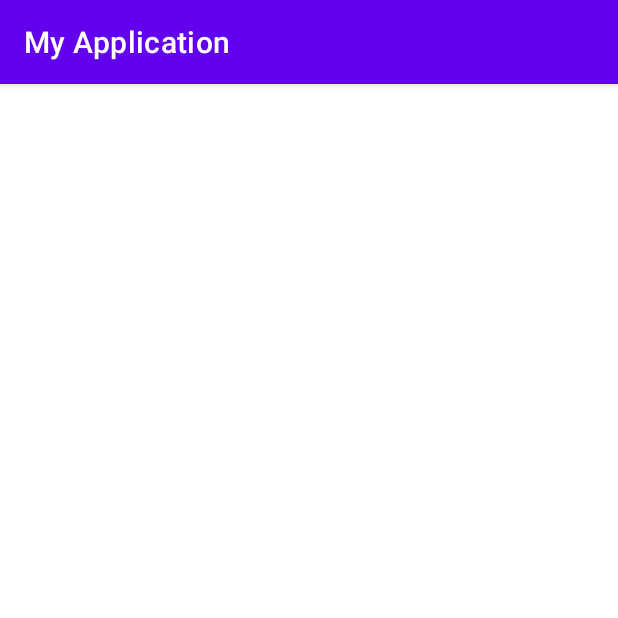
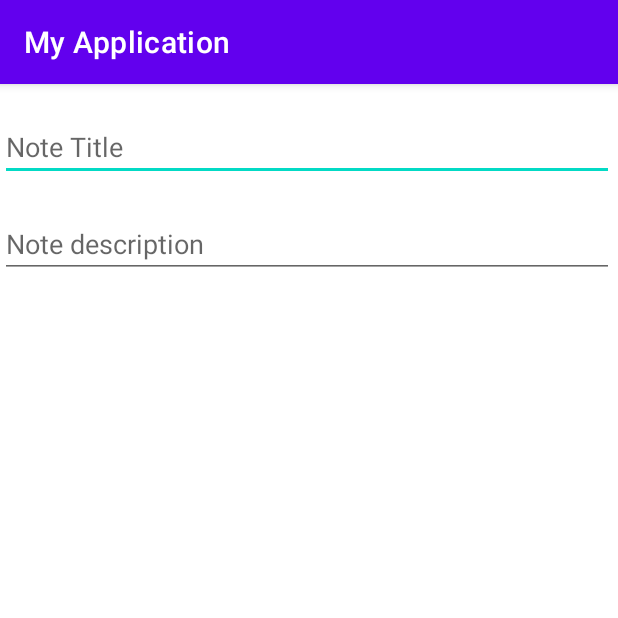
Before and after one commit to ayu-ahilan/Notes2, an Android app: the AddNote screen opened directly, with no data from a screen before it, on a phone screen of 412 x 824 dp, the top half of it. Run offline under Robolectric (Android 15) with nearby library versions, the phone set to English and light mode, and no system bars.

Commit message:
Eingabefelder Bei Add gemacht

```diff
--- a/app/src/main/res/layout/activity_add_note.xml
+++ b/app/src/main/res/layout/activity_add_note.xml
@@ -6,4 +6,41 @@
     android:layout_height="match_parent"
     tools:context=".AddNote">
 
+    <LinearLayout
+        android:layout_width="409dp"
+        android:layout_height="729dp"
+        android:orientation="vertical"
+        tools:layout_editor_absoluteX="1dp"
+        tools:layout_editor_absoluteY="1dp"
+        tools:ignore="MissingConstraints">
+        tools:ignore="MissingConstraints">
+
+        <TextView
+            android:id="@+id/stopper1"
+            android:layout_width="match_parent"
+            android:layout_height="wrap_content"
+            tools:ignore="MissingConstraints" />
+
+    <EditText
+        android:id="@+id/NoteTitle"
+        android:layout_width="match_parent"
+        android:layout_height="wrap_content"
+        android:hint="Note Title"
+        tools:ignore="MissingConstraints" />
+
+    <TextView
+        android:id="@+id/stopper2"
+        android:layout_width="match_parent"
+        android:layout_height="wrap_content"
+        tools:ignore="MissingConstraints" />
+
+    <EditText
+        android:id="@+id/NoteDescription"
+        android:layout_width="match_parent"
+        android:layout_height="wrap_content"
+        android:hint="Note description"
+        tools:ignore="MissingConstraints" />
+
+    </LinearLayout>
+
 </androidx.constraintlayout.widget.ConstraintLayout>
--- a/app/src/main/res/layout/activity_main.xml
+++ b/app/src/main/res/layout/activity_main.xml
@@ -6,13 +6,13 @@
     android:layout_height="match_parent"
     tools:context=".MainActivity">
 
-
     <LinearLayout
         android:layout_width="409dp"
         android:layout_height="729dp"
         android:orientation="vertical"
         tools:layout_editor_absoluteX="1dp"
-        tools:layout_editor_absoluteY="1dp">
+        tools:layout_editor_absoluteY="1dp"
+        tools:ignore="MissingConstraints">
 
         <Button
             android:id="@+id/addButton"
@@ -24,4 +24,5 @@
             android:layout_width="match_parent"
             android:layout_height="match_parent" />
     </LinearLayout>
+
 </androidx.constraintlayout.widget.ConstraintLayout>
```
